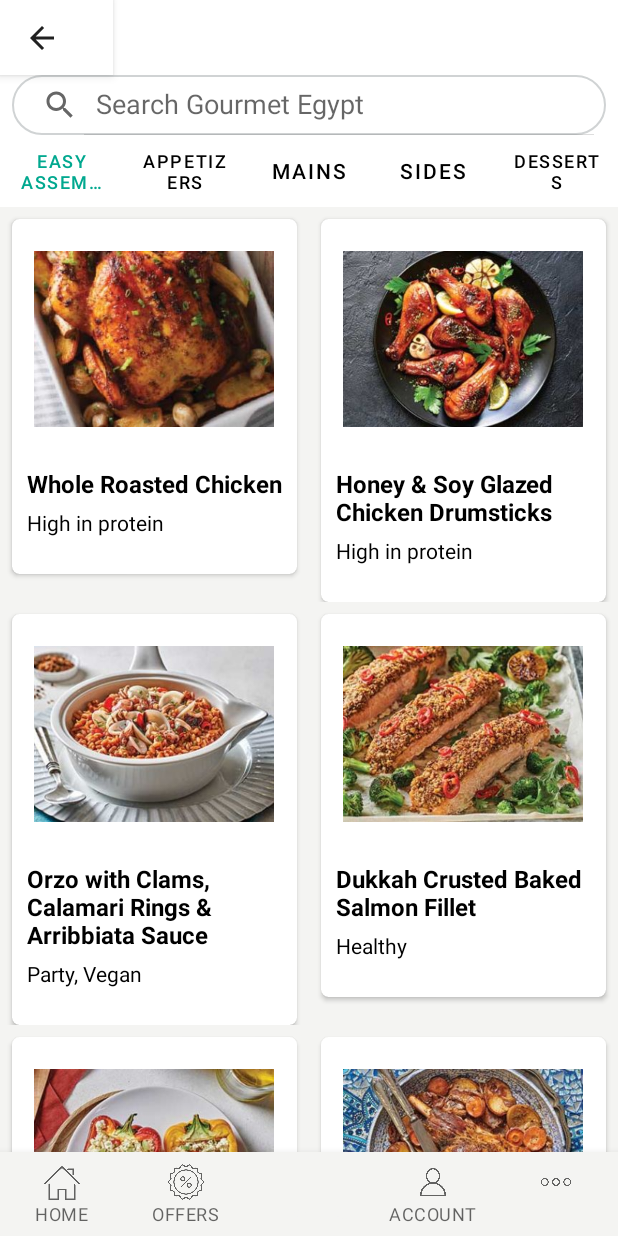
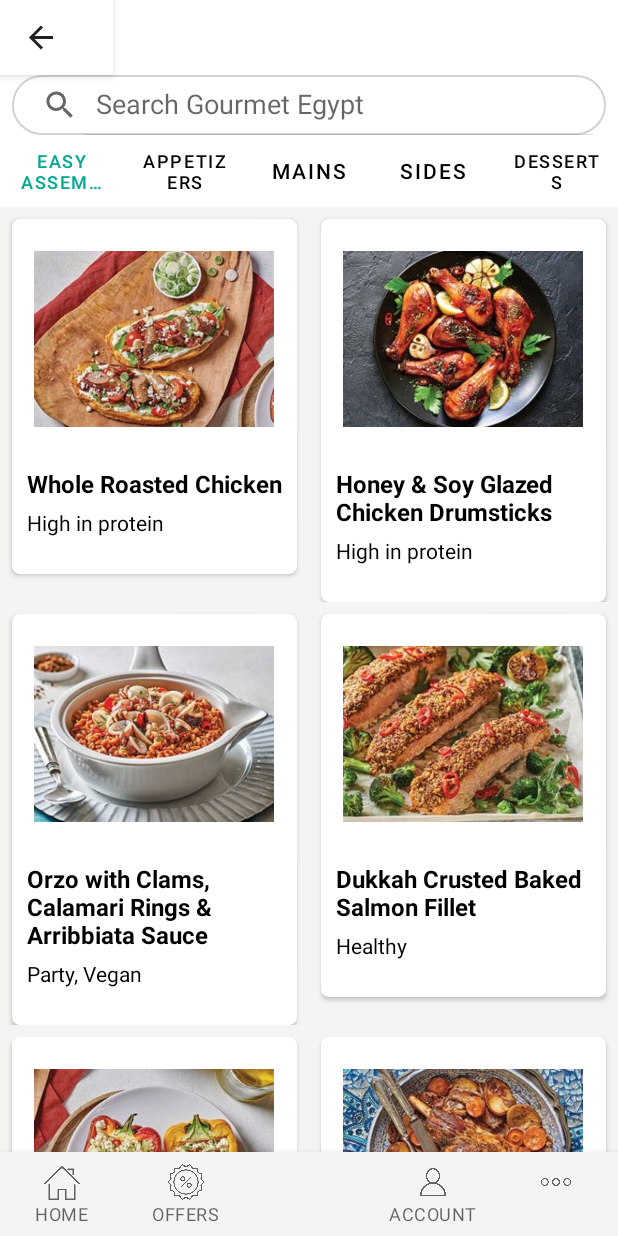
Before and after one commit to gtran6/GourmetEgypt, an Android app: the screen it shows after launch (MainActivity), item 3 of the bottom bar chosen, on a phone screen of 412 x 824 dp. Run offline under Robolectric (Android 15) with nearby library versions, the phone set to English and light mode, and no system bars; our stand-ins replace navigation-ui.

Commit message:
initial commit

```diff
--- a/app/src/main/java/com/example/gourmetegypt/HomeFragment.java
+++ b/app/src/main/java/com/example/gourmetegypt/HomeFragment.java
@@ -74,7 +74,7 @@ public class HomeFragment extends Fragment {
         //recyclerviewmain = root.findViewById(R.id.recyclerviewmain);
         fragmentHomeBinding.recyclerviewmain.setLayoutManager(linearLayoutManager);
         //recyclerviewmain.setLayoutManager(linearLayoutManager);
-        int[]images = {R.drawable.pic1,R.drawable.pic2,R.drawable.pic3,R.drawable.pic4, R.drawable.pic5, R.drawable.pic6};
+        int[]images = {R.drawable.pic2,R.drawable.pic2,R.drawable.pic3,R.drawable.pic4, R.drawable.pic5, R.drawable.pic4};
         adapter = new MenuListAdapter(images);
         fragmentHomeBinding.recyclerviewmain.setAdapter(adapter);
 
--- a/app/src/main/java/com/example/gourmetegypt/MainActivity.java
+++ b/app/src/main/java/com/example/gourmetegypt/MainActivity.java
@@ -65,10 +65,7 @@ public class MainActivity extends AppCompatActivity implements NavigationView.On
 
         NavHostFragment navHostFragment =
                 (NavHostFragment) getSupportFragmentManager().findFragmentById(R.id.container_fragment);
-
         navController = navHostFragment.getNavController();
-        //navController = Navigation.findNavController(this, R.id.container_fragment);
-
         NavigationUI.setupWithNavController(activityMainTestBinding.bottomNavigationView, navController);
 
         setSupportActionBar(activityMainTestBinding.toolbar);
@@ -94,6 +91,8 @@ public class MainActivity extends AppCompatActivity implements NavigationView.On
             }
         });
         activityMainTestBinding.navigationView.setNavigationItemSelectedListener(this);
+
+        NavigationUI.setupActionBarWithNavController(this, navController, activityMainTestBinding.drawerLayout);
 
     }
 
--- a/app/src/main/java/com/example/gourmetegypt/Tab1Fragment.java
+++ b/app/src/main/java/com/example/gourmetegypt/Tab1Fragment.java
@@ -72,7 +72,7 @@ public class Tab1Fragment extends Fragment {
         recyclerRecipe = view.findViewById(R.id.recyclerRecipeTab1);
         recyclerRecipe.setLayoutManager(gridLayoutManager);
 
-        int[] recipeImages = {R.drawable.recipe1, R.drawable.recipe2, R.drawable.recipe3, R.drawable.recipe4, R.drawable.recipe5,
+        int[] recipeImages = {R.drawable.recipe7, R.drawable.recipe2, R.drawable.recipe3, R.drawable.recipe4, R.drawable.recipe5,
                 R.drawable.recipe6, R.drawable.recipe7};
         String[] recipeTitles = {"Whole Roasted Chicken",
                 "Honey & Soy Glazed Chicken Drumsticks",
--- a/app/src/main/java/com/example/gourmetegypt/Tab2Fragment.java
+++ b/app/src/main/java/com/example/gourmetegypt/Tab2Fragment.java
@@ -72,7 +72,7 @@ public class Tab2Fragment extends Fragment {
         recyclerRecipe = view.findViewById(R.id.recyclerRecipeTab2);
         recyclerRecipe.setLayoutManager(gridLayoutManager);
 
-        int[] recipeImages = {R.drawable.recipe3, R.drawable.recipe6, R.drawable.recipe1, R.drawable.recipe4, R.drawable.recipe7,
+        int[] recipeImages = {R.drawable.recipe3, R.drawable.recipe6, R.drawable.recipe2, R.drawable.recipe4, R.drawable.recipe7,
                 R.drawable.recipe2, R.drawable.recipe5};
         String[] recipeTitles = {"Whole Roasted Chicken",
                 "Marinated Australian Lamb Leg Recipe",
--- a/app/src/main/java/com/example/gourmetegypt/Tab3Fragment.java
+++ b/app/src/main/java/com/example/gourmetegypt/Tab3Fragment.java
@@ -73,7 +73,7 @@ public class Tab3Fragment extends Fragment {
         recyclerRecipe.setLayoutManager(gridLayoutManager);
 
         int[] recipeImages = {R.drawable.recipe6, R.drawable.recipe3, R.drawable.recipe2, R.drawable.recipe5, R.drawable.recipe7,
-                R.drawable.recipe4, R.drawable.recipe1};
+                R.drawable.recipe4, R.drawable.recipe2};
         String[] recipeTitles = {"Whole Roasted Chicken",
                 "Honey & Soy Glazed Chicken Drumsticks",
                 "Orzo with Clams, Calamari Rings & Arribbiata Sauce",
--- a/app/src/main/java/com/example/gourmetegypt/Tab4Fragment.java
+++ b/app/src/main/java/com/example/gourmetegypt/Tab4Fragment.java
@@ -72,7 +72,7 @@ public class Tab4Fragment extends Fragment {
         recyclerRecipe = view.findViewById(R.id.recyclerRecipeTab4);
         recyclerRecipe.setLayoutManager(gridLayoutManager);
 
-        int[] recipeImages = {R.drawable.recipe5, R.drawable.recipe4, R.drawable.recipe3, R.drawable.recipe2, R.drawable.recipe1,
+        int[] recipeImages = {R.drawable.recipe5, R.drawable.recipe4, R.drawable.recipe3, R.drawable.recipe2, R.drawable.recipe3,
                 R.drawable.recipe6, R.drawable.recipe7};
         String[] recipeTitles = {"Whole Roasted Chicken",
                 "Honey & Soy Glazed Chicken Drumsticks",
--- a/app/src/main/java/com/example/gourmetegypt/Tab5Fragment.java
+++ b/app/src/main/java/com/example/gourmetegypt/Tab5Fragment.java
@@ -70,7 +70,7 @@ public class Tab5Fragment extends Fragment {
         recyclerRecipe = view.findViewById(R.id.recyclerRecipeTab5);
         recyclerRecipe.setLayoutManager(gridLayoutManager);
 
-        int[] recipeImages = {R.drawable.recipe1, R.drawable.recipe2, R.drawable.recipe3, R.drawable.recipe4, R.drawable.recipe5,
+        int[] recipeImages = {R.drawable.recipe4, R.drawable.recipe2, R.drawable.recipe3, R.drawable.recipe4, R.drawable.recipe5,
                 R.drawable.recipe6, R.drawable.recipe7};
         String[] recipeTitles = {"Whole Roasted Chicken",
                 "Honey & Soy Glazed Chicken Drumsticks",
--- a/app/src/main/res/layout/recycler_main.xml
+++ b/app/src/main/res/layout/recycler_main.xml
@@ -14,7 +14,7 @@
         app:layout_constraintBottom_toBottomOf="parent"
         app:layout_constraintStart_toStartOf="parent"
         app:layout_constraintEnd_toEndOf="parent"
-        app:srcCompat="@drawable/pic1">
+        app:srcCompat="@drawable/pic2">
 
     </ImageView>
 
--- a/app/src/main/res/layout/signin_fragment.xml
+++ b/app/src/main/res/layout/signin_fragment.xml
@@ -12,7 +12,7 @@
         android:layout_width="20dp"
         android:layout_height="20dp"
         android:layout_marginLeft="8dp"
-        android:layout_marginTop="105dp"
+        android:layout_marginTop="45dp"
         android:src="@drawable/backbutton"
         app:layout_constraintEnd_toStartOf="@+id/textView8"
         app:layout_constraintHorizontal_bias="0.17"
@@ -25,7 +25,7 @@
         android:id="@+id/textView8"
         android:layout_width="wrap_content"
         android:layout_height="wrap_content"
-        android:layout_marginTop="105dp"
+        android:layout_marginTop="45dp"
         android:text="Sign in to Your Account"
         android:textColor="@color/black"
         android:textSize="15sp"
```
Also changed, not shown: app/src/main/res/drawable/pic1.jpeg (deleted), app/src/main/res/drawable/pic6.jpeg (deleted), app/src/main/res/drawable/recipe1.jpeg (deleted).
